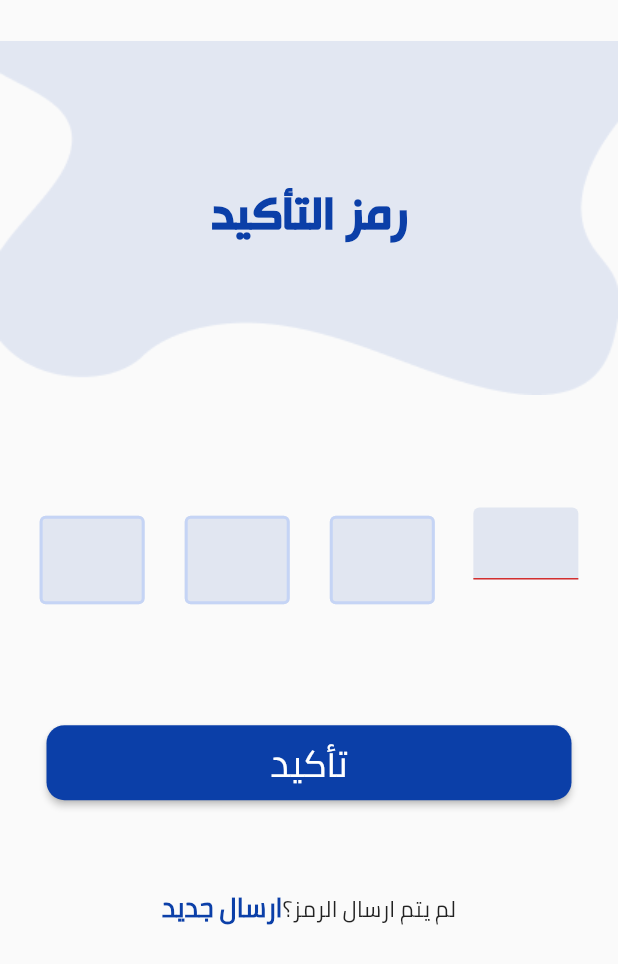
After one commit to MFrankestien/lam3a, a Flutter app: the OTPPage screen opened directly, after a tap on "تأكيد", on a phone screen of 412 x 824 dp. The commit adds this screen. Shown: the top 964 px of the screen. Run offline on Flutter 3.47's test engine with Material 2 defaults, Android fonts, the phone set to English and light mode, and no system bars.

Commit message:
OTP PAge

```diff
--- /dev/null
+++ b/lib/Screens/OTPPage.dart
@@ -0,0 +1,152 @@
+import 'package:flutter/material.dart';
+
+import '../Constant/Const.dart';
+import '../Widgets/CustomButton.dart';
+import '../Widgets/CustomTextField.dart';
+import '../Widgets/Header.dart';
+
+class OTPPage extends StatelessWidget {
+  final formKey = GlobalKey<FormState>();
+
+  TextEditingController num1= TextEditingController();
+
+  TextEditingController num2= TextEditingController();
+
+  TextEditingController num3= TextEditingController();
+
+  TextEditingController num4 = TextEditingController();
+
+  @override
+  Widget build(BuildContext context) {
+    return Scaffold(
+      body: SingleChildScrollView(
+        child: Container(
+          height: 650,
+          child: Column(
+            mainAxisAlignment: MainAxisAlignment.spaceAround,
+
+            children: [
+              Header(text: 'رمز التأكيد',haslabel: false,),
+              Padding(
+                padding: const EdgeInsets.all(20),
+                child: Form(
+                  key: formKey,
+                  child: Row(
+                    mainAxisAlignment: MainAxisAlignment.spaceAround,
+
+                      children: [
+                        CustomTextField(
+
+                          isobsecure: false,
+                          onSubbmit: (value){
+                            num1.text =value;
+                          },
+                          keyboardType: TextInputType.phone,
+                          tcontroller: num1,
+                          validator: (value) {
+                            if(value ==null || value.isEmpty){
+                              return ;}
+                          },
+                          cwidth: 70,
+                        ),
+                        SizedBox(
+                          width: 1,
+                        ),
+                        CustomTextField(
+
+                          isobsecure: false,
+                          onSubbmit: (value){
+                            num2.text =value;
+                          },
+                          keyboardType: TextInputType.phone,
+                          tcontroller: num2,
+                          validator: (value) {
+                            if(value ==null || value.isEmpty){
+                              return ;}
+                          },
+                          cwidth: 70,
+                        ),
+                        SizedBox(
+                          width: 1,
+                        ),
+                        CustomTextField(
+
+                          isobsecure: false,
+                          onSubbmit: (value){
+                            num3.text =value;
+                          },
+                          keyboardType: TextInputType.phone,
+                          tcontroller: num3,
+                          validator: (value) {
+                            if(value ==null || value.isEmpty){
+                              return ;}
+                          },
+                          cwidth: 70,
+                        ),
+                        SizedBox(
+                          height: 1,
+                        ),
+                        CustomTextField(
+
+                          isobsecure: false,
+                          onSubbmit: (value){
+                            num4.text =value;
+                          },
+                          keyboardType: TextInputType.phone,
+                          tcontroller: num4,
+                          validator: (value) {
+                            if(value ==null || value.isEmpty){
+                              return '';}
+                          },
+                          cwidth: 70,
+                        ),
+
+
+                      ]),
+                ),
+              ),
+              CustomButton(
+                width: 350,
+                heigt: 50,
+                text: 'تأكيد',
+                function: () {
+                  if(formKey.currentState!.validate()){
+                    ScaffoldMessenger.of(context).showSnackBar(
+                        SnackBar(content: Text('Done'),)
+                    );
+                  }
+                },
+              ),
+              InkWell(
+                onTap: (){
+
+                },
+                child: Row(
+                  mainAxisAlignment: MainAxisAlignment.center,
+
+                  children: [
+                    Text(
+                      'ارسال جديد',
+                      style: TextStyle(
+                          fontSize: 18,
+                          fontFamily: 'Cairo',
+                          color: ButtonColor,
+                          fontWeight: FontWeight.bold),
+                    ),
+                    Text(
+                      'لم يتم ارسال الرمز؟',
+                      style: TextStyle(
+                        fontSize: 15,
+                        fontFamily: 'Cairo',
+                      ),
+                    )
+                  ],
+                ),
+              )
+            ],
+          ),
+        ),
+      ),
+    );
+  }
+}
--- a/lib/Widgets/CustomButton.dart
+++ b/lib/Widgets/CustomButton.dart
@@ -1,6 +1,6 @@
 import 'package:flutter/material.dart';
 
-import '../Const.dart';
+import '../Constant/Const.dart';
 
 class CustomButton extends StatelessWidget {
 
--- a/lib/Widgets/CustomTextField.dart
+++ b/lib/Widgets/CustomTextField.dart
@@ -1,10 +1,12 @@
 import 'package:flutter/material.dart';
-import 'package:lam3a/Const.dart';
+import 'package:lam3a/Constant/Const.dart';
 
 class CustomTextField extends StatelessWidget {
   String? lable;
   double cwidth;
   bool ? isobsecure =false;
+  bool? haslabel =false;
+
   TextInputType keyboardType;
   TextEditingController tcontroller;
 
@@ -13,6 +15,7 @@ class CustomTextField extends StatelessWidget {
 
 
   CustomTextField({
+    this.haslabel,
     required this.keyboardType,
     required this.tcontroller,
     required this.validator,
@@ -27,7 +30,7 @@ class CustomTextField extends StatelessWidget {
     return Column(
       crossAxisAlignment: CrossAxisAlignment.end,
       children: [
-        Text('$lable ',
+       haslabel ==null? Container():Text('$lable ',
             style: TextStyle(
                 color: ButtonColor,
                 fontSize: 15,
--- a/lib/Widgets/Header.dart
+++ b/lib/Widgets/Header.dart
@@ -1,7 +1,10 @@
 import 'package:flutter/material.dart';
 
 class Header extends StatelessWidget {
-  const Header({Key? key}) : super(key: key);
+ String ? text , subText;
+ bool haslabel = false;
+
+ Header({required this.text,this.subText,required this.haslabel});
 
   @override
   Widget build(BuildContext context) {
@@ -10,7 +13,7 @@ class Header extends StatelessWidget {
       children: [
         Image.asset('assets/images/Vector.png'),
         Text(
-          'تسجيل الدخول',
+          '$text',
           style: TextStyle(
               color: Color(0xff0b3fa8),
               fontSize: 35,
@@ -19,8 +22,8 @@ class Header extends StatelessWidget {
         ),
         Positioned(
           top: 140,
-          child: Text(
-            'مرحبا بك مجددا !',
+          child: haslabel==false?Container() :Text(
+            '$subText',
             style: TextStyle(
                 color: Color(0xff0b3fa8),
                 fontSize: 20,
--- a/lib/main.dart
+++ b/lib/main.dart
@@ -1,6 +1,8 @@
 import 'package:flutter/material.dart';
+import 'package:lam3a/Screens/OTPPage.dart';
 
 import 'Screens/LoginPage.dart';
+import 'Screens/RegisterPage.dart';
 
 void main() {
   runApp(const MyApp());
@@ -13,6 +15,7 @@ class MyApp extends StatelessWidget {
   @override
   Widget build(BuildContext context) {
     return MaterialApp(
+      debugShowCheckedModeBanner: false,
 
       home: LoginPage()
     );
```
Also changed, not shown: lib/Screens/LoginPage.dart (+17 -12 lines), lib/Screens/RegisterPage.dart (added, +215 -0 lines), lib/Constant/Const.dart (renamed from lib/Const.dart).
